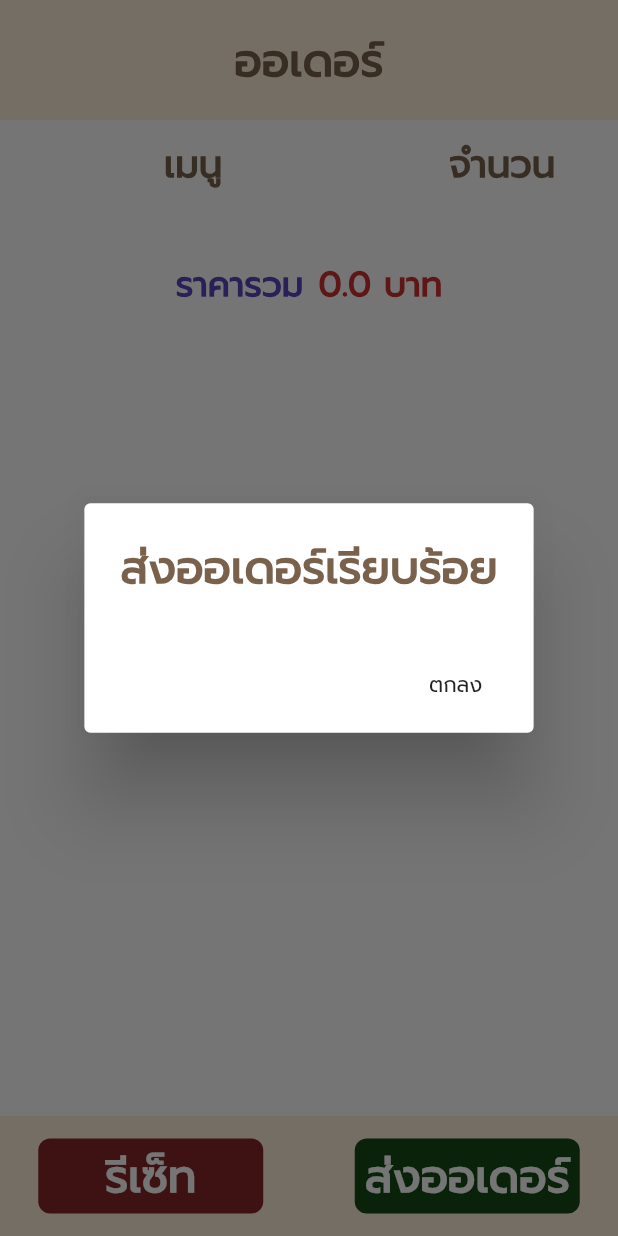
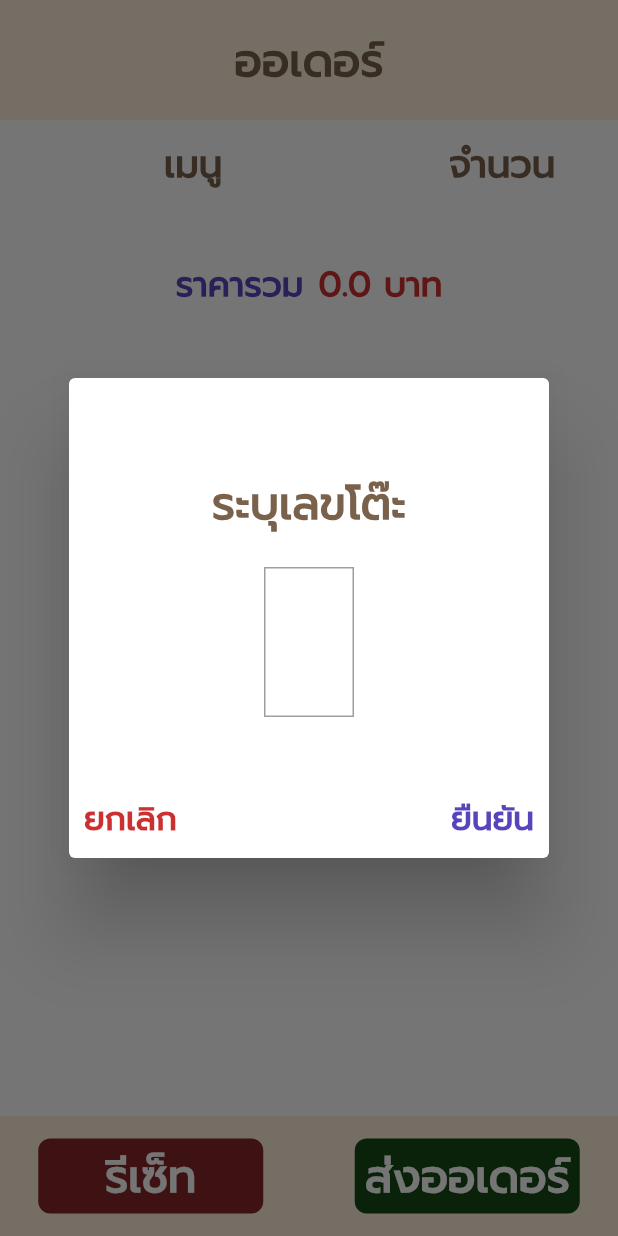
Before and after one commit to choengchaip/mkclient, a Flutter app: what order_page() shows on an empty page, opened directly, after a tap on "ส่งออเดอร์", on a phone screen of 412 x 824 dp. Run offline on Flutter 3.47's test engine with Material 2 defaults, Android fonts, the phone set to English and light mode, and no system bars; our stand-ins replace cloud_firestore, sqflite, synchronized; accounts and stored records are empty.

Commit message:
25112019

```diff
--- a/lib/Pages/OrderPage.dart
+++ b/lib/Pages/OrderPage.dart
@@ -8,6 +8,10 @@ class order_page extends StatefulWidget {
 }
 
 class _order_page extends State<order_page> {
+  TextStyle rejectFontStyle = TextStyle(
+      color: Color(0xffcc3131), fontSize: 22, fontWeight: FontWeight.w900);
+  TextStyle confirmFontStyle = TextStyle(
+      color: Color(0xff5745bb), fontSize: 22, fontWeight: FontWeight.w900);
   TextStyle headerFontStyle = TextStyle(
       color: Color(0xff7a614c), fontSize: 30, fontWeight: FontWeight.w900);
   TextStyle tableFontStyle = TextStyle(
@@ -24,6 +28,7 @@ class _order_page extends State<order_page> {
   DatabaseHelper databaseHelper = DatabaseHelper.internal();
   List<Map<String, dynamic>> listCart;
   List<DocumentSnapshot> listCartDetail;
+  TextEditingController _tableNumber = TextEditingController();
   double sum;
   final _db = Firestore.instance;
   Future loadCart() async {
@@ -55,28 +60,30 @@ class _order_page extends State<order_page> {
     loadCart();
   }
 
-  Future sendOrder() async {
+  Future sendOrder(String table) async {
     print(listCart);
-    await _db.collection('orders').add({'date': DateTime.now().toUtc(),'orders': listCart});
+    await _db
+        .collection('orders')
+        .add({'date': DateTime.now().toUtc(),'table': table, 'orders': listCart});
     showDialog(
         context: context,
-      builder: (context){
+        builder: (context) {
           return AlertDialog(
-          content: Text("ส่งออเดอร์เรียบร้อย",style: headerFontStyle,),
+            content: Text(
+              "ส่งออเดอร์เรียบร้อย",
+              style: headerFontStyle,
+            ),
             actions: <Widget>[
               FlatButton(
                 child: Text("ตกลง"),
-              onPressed: (){
+                onPressed: () {
                   resetCart();
-                Navigator.pushReplacement(context, MaterialPageRoute(builder: (context){
-                  return main_page();
-                }));
+                  Navigator.of(context).pop();
                 },
               ),
             ],
           );
-      }
-    );
+        });
   }
 
   String toTypeFolder(String type) {
@@ -118,6 +125,89 @@ class _order_page extends State<order_page> {
 
   @override
   Widget build(BuildContext context) {
+    confirmDialog() {
+      showDialog(
+          context: context,
+          builder: (context) {
+            return AlertDialog(
+              contentPadding: EdgeInsets.all(10),
+              content: Container(
+                height: 300,
+                width: 300,
+                color: Colors.white,
+                child: Column(
+                  mainAxisAlignment: MainAxisAlignment.center,
+                  children: <Widget>[
+                    Expanded(
+                      child: Container(
+                        child: Column(
+                          mainAxisAlignment: MainAxisAlignment.center,
+                          children: <Widget>[
+                            Container(
+                              child: Text(
+                                "ระบุเลขโต๊ะ",
+                                style: headerFontStyle,
+                              ),
+                            ),
+                            SizedBox(
+                              height: 20,
+                            ),
+                            Container(
+                              decoration: BoxDecoration(
+                                  border: Border.all(color: Colors.grey)),
+                              width: 60,
+                              height: 100,
+                              alignment: Alignment.center,
+                              child: TextField(
+                                controller: _tableNumber,
+                                keyboardType: TextInputType.number,
+                                textAlign: TextAlign.center,
+                                style: headerFontStyle,
+                                decoration:
+                                    InputDecoration.collapsed(hintText: ""),
+                              ),
+                            ),
+                          ],
+                        ),
+                      ),
+                    ),
+                    Container(
+                      child: Row(
+                        mainAxisAlignment: MainAxisAlignment.spaceBetween,
+                        children: <Widget>[
+                          GestureDetector(
+                            onTap: () {
+                              Navigator.of(context).pop();
+                            },
+                            child: Container(
+                              child: Text(
+                                "ยกเลิก",
+                                style: rejectFontStyle,
+                              ),
+                            ),
+                          ),
+                          GestureDetector(
+                            onTap: () {
+                              sendOrder(_tableNumber.text);
+                              Navigator.pushReplacement(context,
+                                  MaterialPageRoute(builder: (context) {
+                                return main_page();
+                              }));
+                            },
+                            child: Container(
+                              child: Text("ยืนยัน", style: confirmFontStyle),
+                            ),
+                          ),
+                        ],
+                      ),
+                    ),
+                  ],
+                ),
+              ),
+            );
+          });
+    }
+
     return Container(
       color: Color(0xffffefdc),
       child: Column(
@@ -304,7 +394,7 @@ class _order_page extends State<order_page> {
                 ),
                 GestureDetector(
                   onTap: () {
-                    sendOrder();
+                    confirmDialog();
                   },
                   child: Container(
                     decoration: BoxDecoration(
--- a/lib/SQL/sqlController.dart
+++ b/lib/SQL/sqlController.dart
@@ -13,7 +13,9 @@ class DatabaseHelper{
   String sqlCreateTable = '''CREATE TABLE IF NOT EXISTS orders(
 	  order_id varchar(50) PRIMARY KEY,
     order_type varchar(50),
-    order_num INTEGER
+    order_num INTEGER,
+    order_name varchar(50),
+    order_price INTEGER
     )''';
 
   Future<Database> getDb()async{
@@ -36,9 +38,9 @@ class DatabaseHelper{
     print("Table is created");
   }
 
-  Future addToCart(String id, String type, int num)async{
+  Future addToCart(String id, String type, int num,String name,int price)async{
     var dbClient = await getDb();
-    String sql = "INSERT INTO orders(order_id,order_type,order_num) VALUES('${id}','${type}',${num}) ON CONFLICT(order_id) DO UPDATE SET order_num = order_num + ${num};";
+    String sql = "INSERT INTO orders(order_id,order_type,order_num,order_name, order_price) VALUES('${id}','${type}',${num},'${name}',${price}) ON CONFLICT(order_id) DO UPDATE SET order_num = order_num + ${num};";
     print(sql);
     await dbClient.rawQuery(sql);
   }
```
Also changed, not shown: lib/Pages/ListFood.dart (+5 -6 lines). Lines whose indentation alone changed are shown as unchanged.
